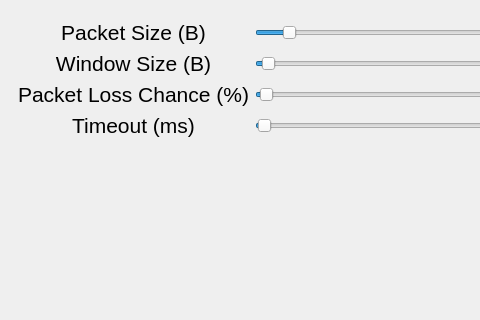
This is Front/form.ui in gabitim/RC_Proiect as Qt 5 draws it before an edit; both pictures show x 0 to 480 and y 186 to 506 of the 800 by 600 pixel window. The edited form follows.
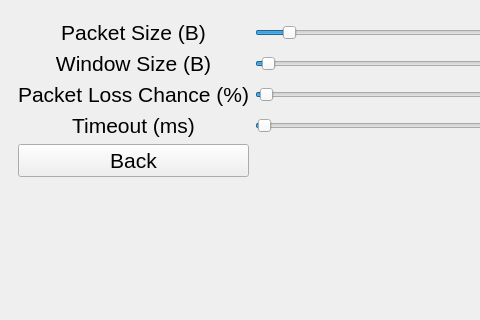
This is the edited form. The open tabs and pages were chosen to show the change. Icons and pictures are not drawn.

Commit message: Add back button

```diff
--- a/Front/form.ui
+++ b/Front/form.ui
@@ -409,6 +409,13 @@
             </property>
            </widget>
           </item>
+          <item row="5" column="0">
+           <widget class="QPushButton" name="backButton">
+            <property name="text">
+             <string>Back</string>
+            </property>
+           </widget>
+          </item>
          </layout>
         </item>
        </layout>
```
The commit also changes 1 other file.
